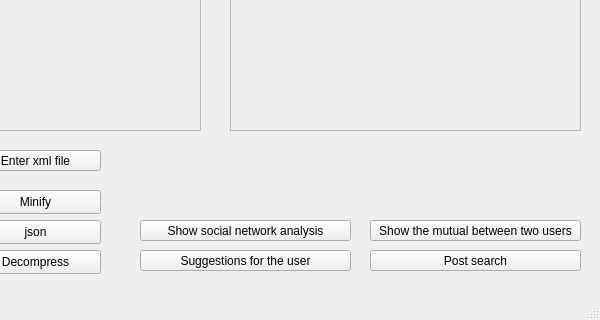
The window that Level_1/mainwindow.ui (XMLParserProject/XML-Parser) describes before a commit, drawn with Qt 5; both pictures show x 200 to 800 and y 280 to 600 of the 800 by 600 pixel window.
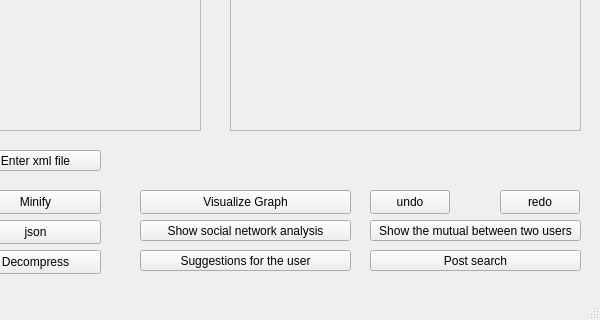
The same window after the commit.

Commit message: Graph visualization and undo/redo implementation

What changed in the file:
```diff
--- a/Level_1/mainwindow.ui
+++ b/Level_1/mainwindow.ui
@@ -227,6 +227,45 @@
      <string>Post search</string>
     </property>
    </widget>
+   <widget class="QPushButton" name="graphVisualization">
+    <property name="geometry">
+     <rect>
+      <x>340</x>
+      <y>470</y>
+      <width>211</width>
+      <height>24</height>
+     </rect>
+    </property>
+    <property name="text">
+     <string>Visualize Graph</string>
+    </property>
+   </widget>
+   <widget class="QPushButton" name="undoButton">
+    <property name="geometry">
+     <rect>
+      <x>570</x>
+      <y>470</y>
+      <width>80</width>
+      <height>24</height>
+     </rect>
+    </property>
+    <property name="text">
+     <string>undo</string>
+    </property>
+   </widget>
+   <widget class="QPushButton" name="redoButton">
+    <property name="geometry">
+     <rect>
+      <x>700</x>
+      <y>470</y>
+      <width>80</width>
+      <height>24</height>
+     </rect>
+    </property>
+    <property name="text">
+     <string>redo</string>
+    </property>
+   </widget>
   </widget>
   <widget class="QMenuBar" name="menubar">
    <property name="geometry">
```
The commit also changes 8 other files.
